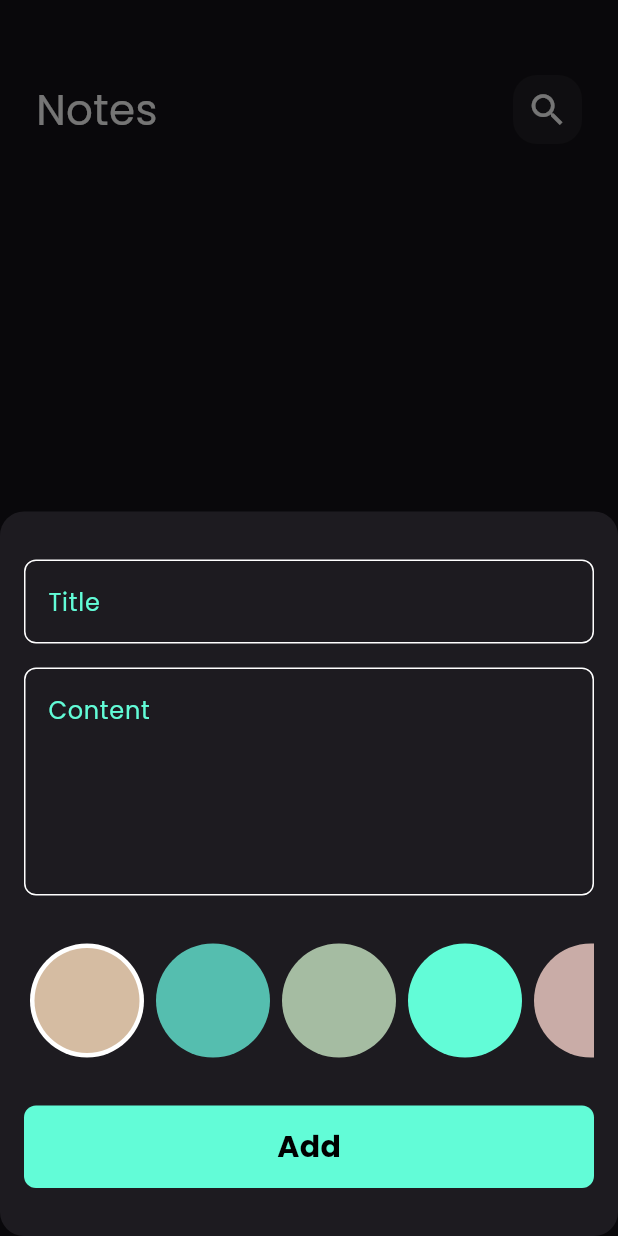
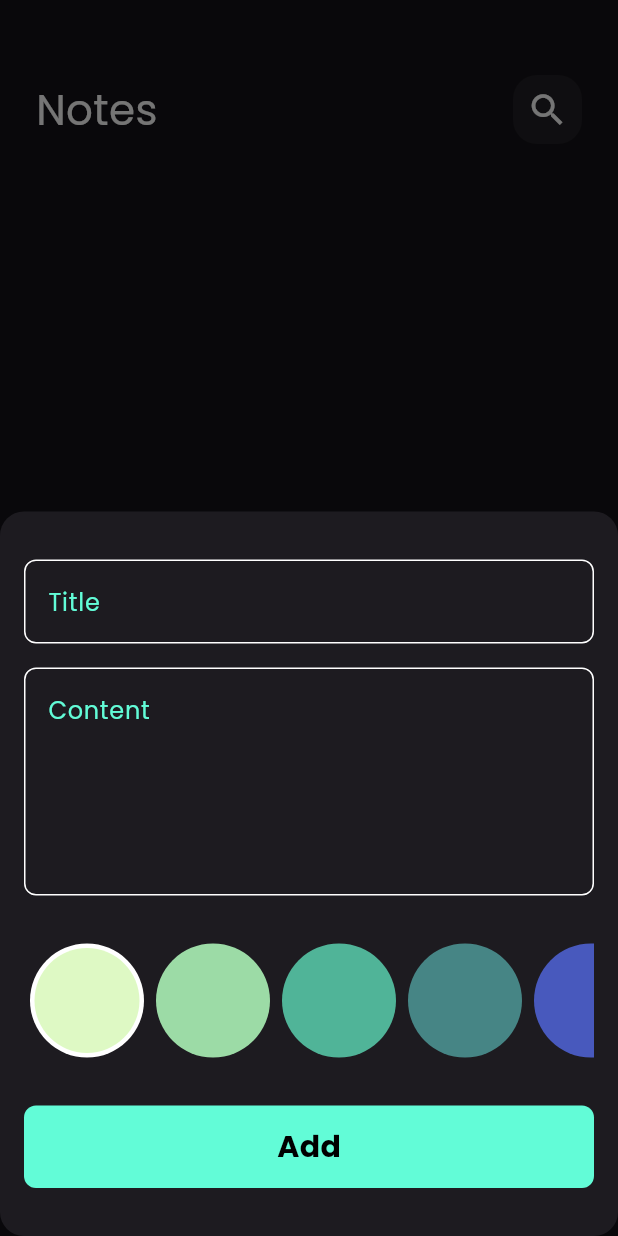
Before and after one commit to Ziad112002/notes_app, a Flutter app: the screen it shows after launch, after a tap on the "add" icon, on a phone screen of 412 x 824 dp. Run offline on Flutter 3.47's test engine with Material 3 defaults, Android fonts, the phone set to English and light mode, and no system bars; our stand-ins replace bloc, flutter_bloc, hive, hive_flutter; accounts and stored records are empty.

```diff
--- a/lib/constants.dart
+++ b/lib/constants.dart
@@ -3,11 +3,14 @@ import 'package:flutter/material.dart';
 const kPrimaryColor = Color(0xff62fcd7);
 const kNotesBox = 'notes_box';
 List<Color> kColors = const [
-  Color(0xffd5bca2),
-  Color(0xff55beaf),
-  Color(0xffa5bca2),
-  kPrimaryColor,
-  Color.fromARGB(255, 201, 172, 167),
+  Color(0xffDEF9C4),
+  Color(0xff9CDBA6),
+  Color(0xff50B498),
+  Color(0xff468585),
   Color(0xff4859bd),
+  Color(0xffDCA47C),
+  Color(0xffFFD3B6),
+  Color(0xffFCF8F3),
+  Color(0xff698474),
   Color(0xffdf4f4d),
 ];
```
Also changed, not shown: 5 other files.
